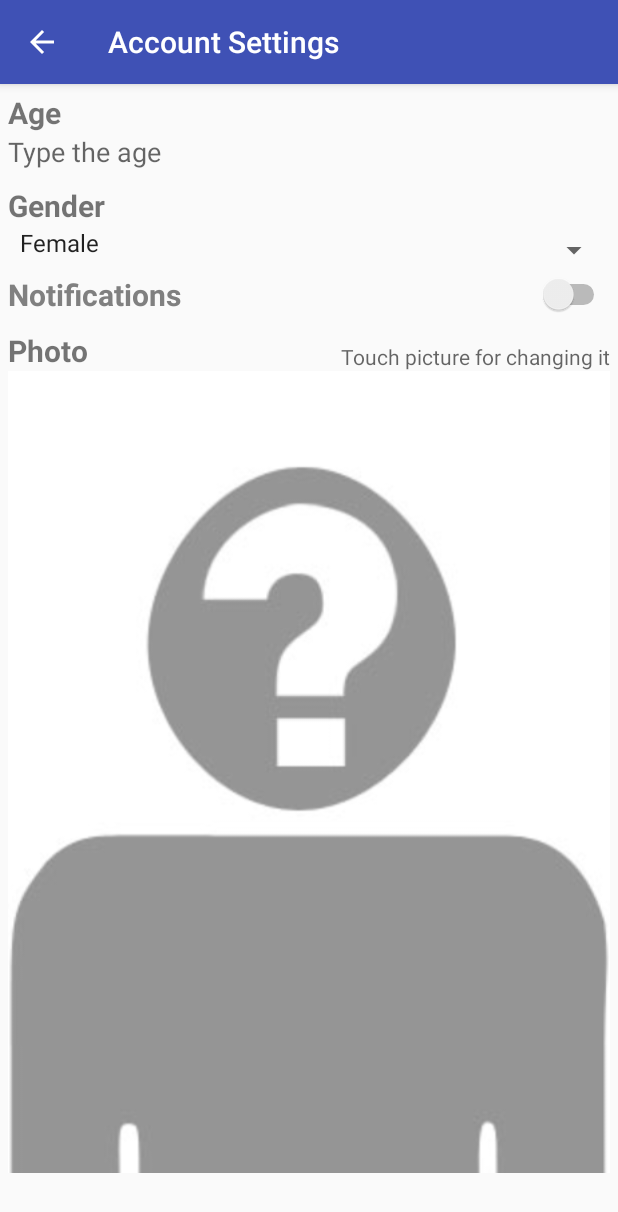
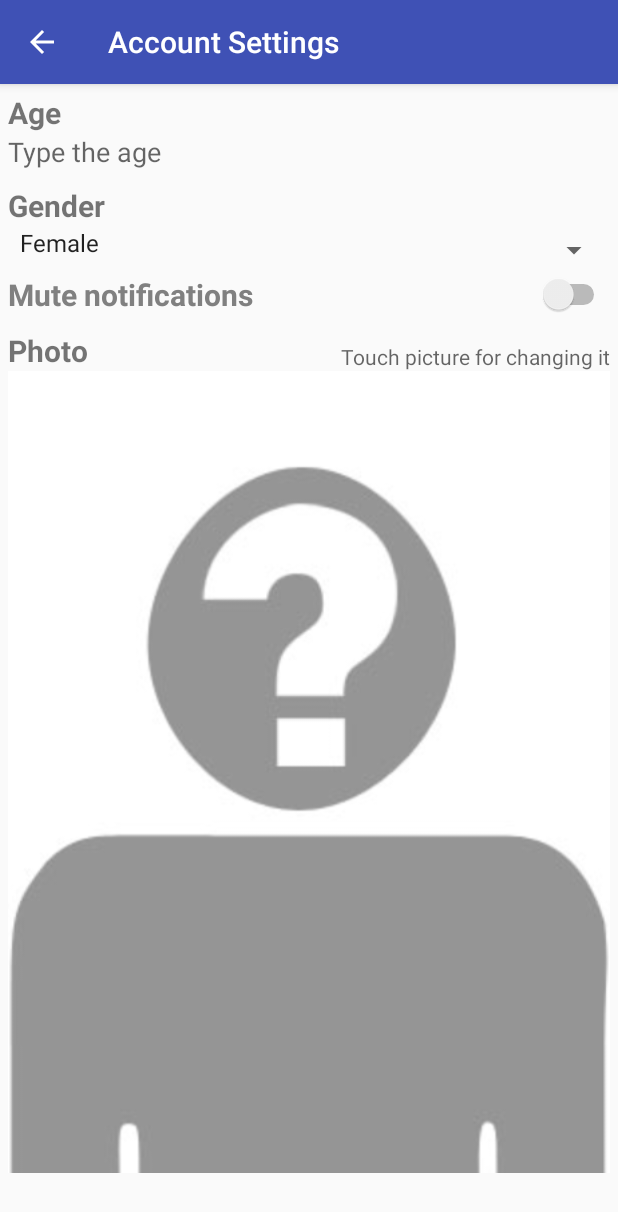
Before and after one commit to MaximSt85/convives, an Android app: the screen it shows after launch (settingsActivity), after a tap on "Account Settings", on a phone screen of 412 x 824 dp. Shown: the top 1212 px of the screen. Run offline under Robolectric (Android 15) with nearby library versions, the phone set to English and light mode, and no system bars; our stand-ins replace Firebase (no records; nobody signed in at launch, a user with empty details on screens opened directly); 6 statements that could not run were skipped.

Commit message:
fixed bug with Text showing new messages fixed text "notifications" to "mute notifications"

```diff
--- a/app/src/main/res/values/strings.xml
+++ b/app/src/main/res/values/strings.xml
@@ -25,7 +25,7 @@
         <item>Female</item>
         <item>Male</item>
     </string-array>
-    <string name="mute_notifications">Notifications</string>
+    <string name="mute_notifications">Mute notifications</string>
     <string name="photo">Photo</string>
     <string name="touch_picture">Touch picture for changing it</string>
     <string name="minimum_age">Minimum allowed age is 18</string>
```
Also changed, not shown: app/src/main/java/max/convives/ChatActivity.java (+14 -5 lines), 1 other file.
